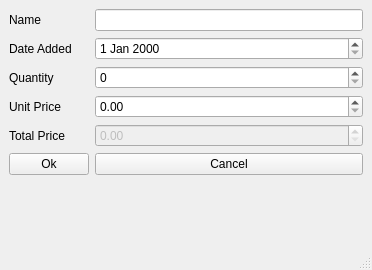
Above: 9/8/2/orderwindow.ui from jurikimurik/QT__introduction_exercises before the change. Below: the same form after it.
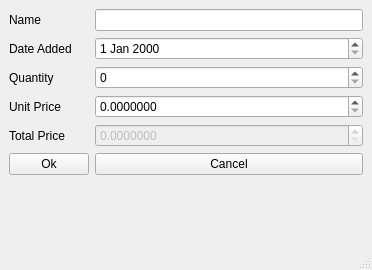
That is the form after the change.

Diff of the .ui file:
```diff
--- a/9/8/2/orderwindow.ui
+++ b/9/8/2/orderwindow.ui
@@ -50,7 +50,23 @@
      </widget>
     </item>
     <item row="3" column="1">
-     <widget class="QDoubleSpinBox" name="unitPriceBox"/>
+     <widget class="QDoubleSpinBox" name="unitPriceBox">
+      <property name="sizePolicy">
+       <sizepolicy hsizetype="Expanding" vsizetype="Fixed">
+        <horstretch>0</horstretch>
+        <verstretch>0</verstretch>
+       </sizepolicy>
+      </property>
+      <property name="prefix">
+       <string/>
+      </property>
+      <property name="decimals">
+       <number>7</number>
+      </property>
+      <property name="maximum">
+       <double>9999.000000000000000</double>
+      </property>
+     </widget>
     </item>
     <item row="4" column="0">
      <widget class="QLabel" name="label_5">
@@ -64,6 +80,18 @@
       <property name="enabled">
        <bool>false</bool>
       </property>
+      <property name="sizePolicy">
+       <sizepolicy hsizetype="Expanding" vsizetype="Fixed">
+        <horstretch>0</horstretch>
+        <verstretch>0</verstretch>
+       </sizepolicy>
+      </property>
+      <property name="decimals">
+       <number>7</number>
+      </property>
+      <property name="maximum">
+       <double>9999.000000000000000</double>
+      </property>
      </widget>
     </item>
     <item row="1" column="1">
```
Left out of the diff: 45 changed lines with no effect on the pictures.
